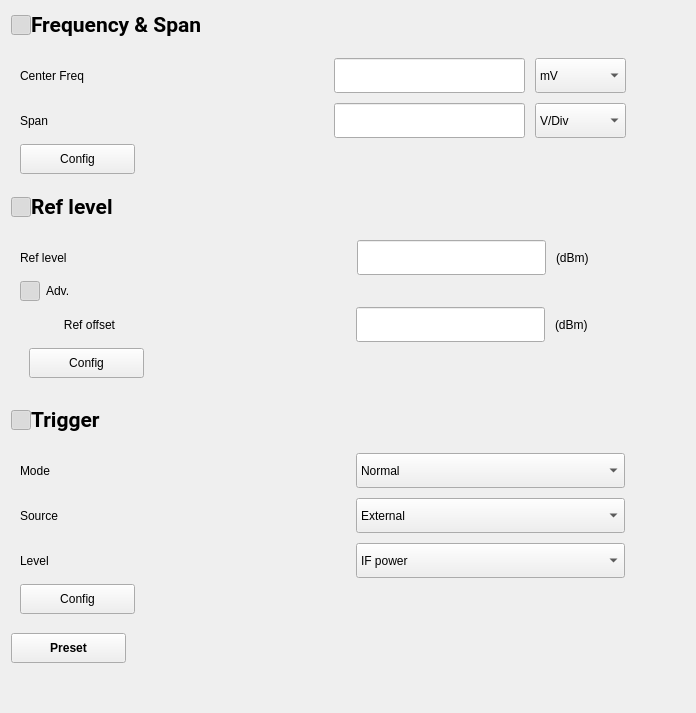
Old version of the form tas7061rf/widgets/wgContentFsv3044/wgContentFsv3044.ui in the repository DoND8xforce/tas7061.
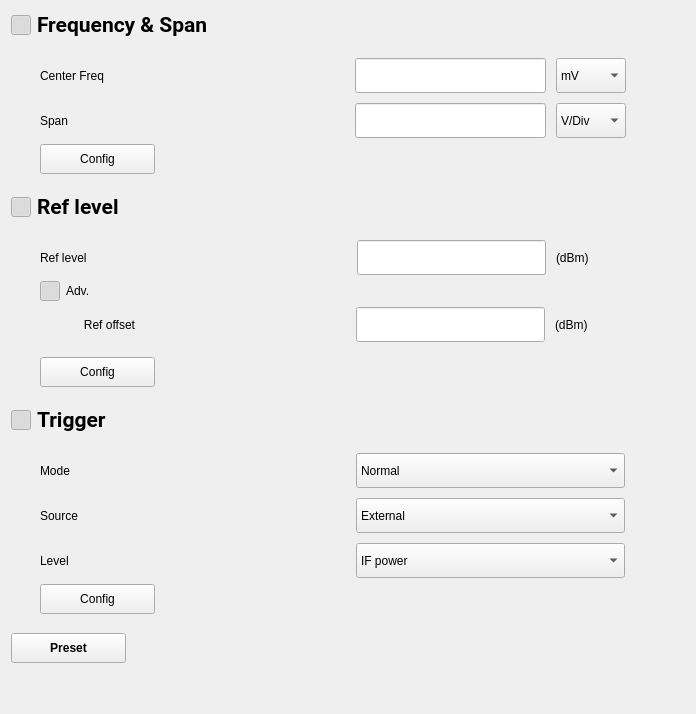
New version of the form. Icons and pictures are not drawn.

What changed in the file:
```diff
--- a/tas7061rf/widgets/wgContentFsv3044/wgContentFsv3044.ui
+++ b/tas7061rf/widgets/wgContentFsv3044/wgContentFsv3044.ui
@@ -7,7 +7,7 @@
     <x>0</x>
     <y>0</y>
     <width>696</width>
-    <height>713</height>
+    <height>714</height>
    </rect>
   </property>
   <property name="windowTitle">
@@ -25,7 +25,7 @@
      <item>
       <layout class="QHBoxLayout" name="horizontalLayout_4">
        <property name="spacing">
-        <number>0</number>
+        <number>6</number>
        </property>
        <item>
         <widget class="QPushButton" name="btnFreqSpan">
@@ -121,8 +121,11 @@
        <layout class="QVBoxLayout" name="verticalLayout">
         <item>
          <layout class="QGridLayout" name="gridLayout">
+          <property name="leftMargin">
+           <number>20</number>
+          </property>
           <property name="horizontalSpacing">
-           <number>250</number>
+           <number>230</number>
           </property>
           <property name="verticalSpacing">
            <number>10</number>
@@ -163,6 +166,12 @@
                 <height>35</height>
                </size>
               </property>
+              <property name="maximumSize">
+               <size>
+                <width>70</width>
+                <height>16777215</height>
+               </size>
+              </property>
               <property name="cursor">
                <cursorShape>PointingHandCursor</cursorShape>
               </property>
@@ -211,6 +220,12 @@
                 <height>35</height>
                </size>
               </property>
+              <property name="maximumSize">
+               <size>
+                <width>70</width>
+                <height>16777215</height>
+               </size>
+              </property>
               <property name="cursor">
                <cursorShape>PointingHandCursor</cursorShape>
               </property>
@@ -227,6 +242,9 @@
         </item>
         <item>
          <layout class="QHBoxLayout" name="horizontalLayout">
+          <property name="leftMargin">
+           <number>20</number>
+          </property>
           <item>
            <widget class="QPushButton" name="pushButton_8">
             <property name="minimumSize">
@@ -264,7 +282,7 @@
      <item>
       <layout class="QHBoxLayout" name="horizontalLayout_2">
        <property name="spacing">
-        <number>0</number>
+        <number>6</number>
        </property>
        <item>
         <widget class="QPushButton" name="btnRefLevel">
@@ -361,7 +379,10 @@
         <item>
          <layout class="QHBoxLayout" name="horizontalLayout_10">
           <property name="spacing">
-           <number>272</number>
+           <number>254</number>
+          </property>
+          <property name="leftMargin">
+           <number>20</number>
           </property>
           <item>
            <widget class="QLabel" name="label">
@@ -422,6 +443,9 @@
         </item>
         <item>
          <layout class="QHBoxLayout" name="horizontalLayout_3">
+          <property name="leftMargin">
+           <number>20</number>
+          </property>
           <item>
            <widget class="QPushButton" name="btnAdv">
             <property name="minimumSize">
@@ -501,7 +525,10 @@
            <item>
             <layout class="QHBoxLayout" name="horizontalLayout_5">
              <property name="spacing">
-              <number>240</number>
+              <number>220</number>
+             </property>
+             <property name="leftMargin">
+              <number>20</number>
              </property>
              <item>
               <widget class="QLabel" name="label_5">
@@ -569,8 +596,14 @@
              </item>
             </layout>
            </item>
+          </layout>
+         </widget>
+        </item>
            <item>
             <layout class="QHBoxLayout" name="horizontalLayout_7">
+          <property name="leftMargin">
+           <number>20</number>
+          </property>
              <item>
               <widget class="QPushButton" name="pushButton_5">
                <property name="minimumSize">
@@ -611,13 +644,10 @@
           </layout>
          </widget>
         </item>
-       </layout>
-      </widget>
-     </item>
      <item>
       <layout class="QHBoxLayout" name="horizontalLayout_14">
        <property name="spacing">
-        <number>0</number>
+        <number>6</number>
        </property>
        <item>
         <widget class="QPushButton" name="btnTrigger">
@@ -713,8 +743,11 @@
        <layout class="QVBoxLayout" name="verticalLayout_3">
         <item>
          <layout class="QGridLayout" name="gridLayout_3">
+          <property name="leftMargin">
+           <number>20</number>
+          </property>
           <property name="horizontalSpacing">
-           <number>236</number>
+           <number>216</number>
           </property>
           <property name="verticalSpacing">
            <number>10</number>
@@ -852,6 +885,9 @@
         </item>
         <item>
          <layout class="QGridLayout" name="gridLayout_4">
+          <property name="leftMargin">
+           <number>20</number>
+          </property>
           <property name="verticalSpacing">
            <number>10</number>
           </property>
```
Lines whose indentation alone changed are shown as unchanged.
